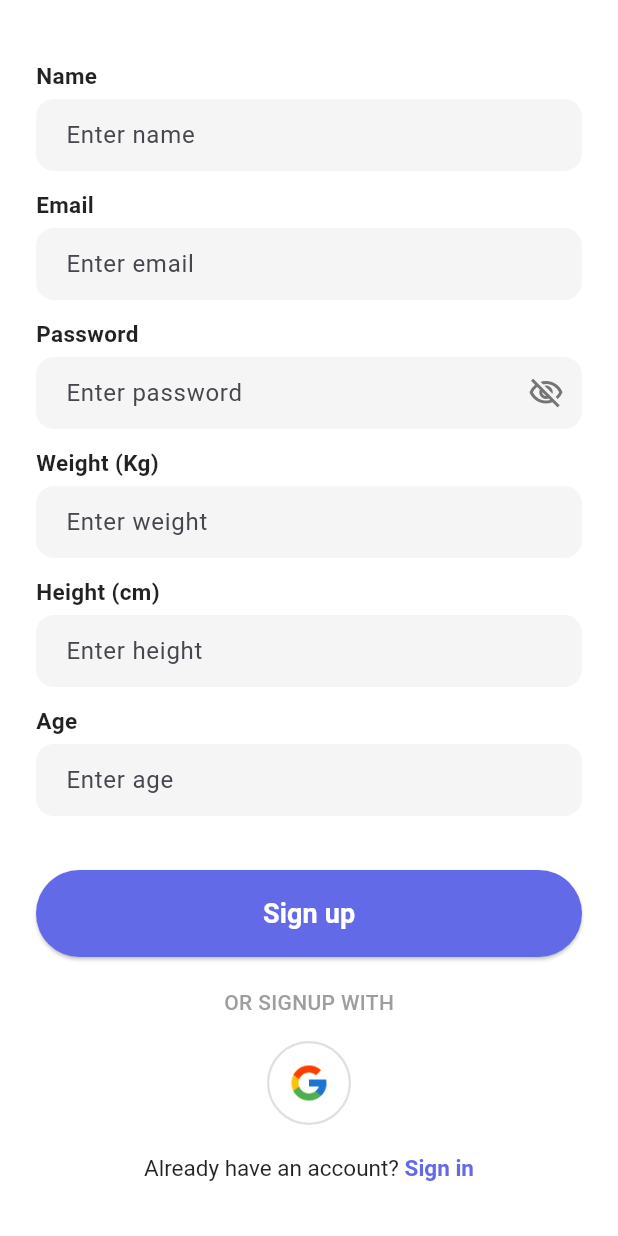
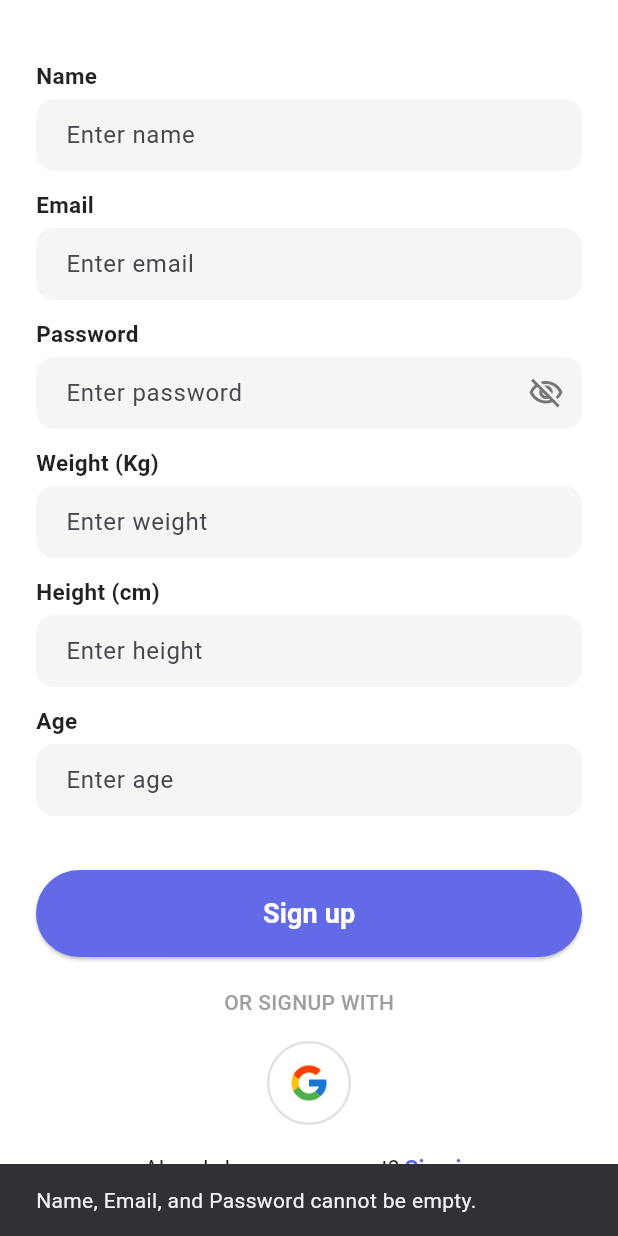
Before and after one commit to Chanukaa2002/IOT-Mobile, a Flutter app: the SignUpPage screen opened directly, after a tap on "Sign up", on a phone screen of 412 x 824 dp. Run offline on Flutter 3.47's test engine with Material 3 defaults, Android fonts, the phone set to English and light mode, and no system bars; our stand-ins replace cloud_firestore, firebase_auth, firebase_core, fl_chart, percent_indicator; accounts and stored records are empty.

Commit message:
finalize the full functional auth (sign in and sign up)

```diff
--- a/lib/features/auth/pages/signup_page.dart
+++ b/lib/features/auth/pages/signup_page.dart
@@ -1,6 +1,10 @@
+import 'dart:async';
+import 'package:flutter/gestures.dart';
 import 'package:flutter/material.dart';
-// Adjust this import path to point to your AppColors file
 import 'package:cw_app/core/utils/app_colors.dart';
+import 'package:cw_app/features/auth/services/auth_service.dart';
+import 'package:cw_app/features/client/widget/nav_widget.dart';
+import 'package:cw_app/features/auth/pages/login_page.dart';
 
 class SignUpPage extends StatefulWidget {
   const SignUpPage({super.key});
@@ -10,61 +14,157 @@ class SignUpPage extends StatefulWidget {
 }
 
 class _SignUpPageState extends State<SignUpPage> {
-  // State variable to toggle password visibility
   bool _isPasswordObscured = true;
+  bool _isLoading = false;
+
+  final AuthService _authService = AuthService();
+  late TapGestureRecognizer _signInRecognizer;
+
+  final TextEditingController _nameController = TextEditingController();
+  final TextEditingController _emailController = TextEditingController();
+  final TextEditingController _passwordController = TextEditingController();
+  final TextEditingController _weightController = TextEditingController();
+  final TextEditingController _heightController = TextEditingController();
+  final TextEditingController _ageController = TextEditingController();
+
+  @override
+  void initState() {
+    super.initState();
+    _signInRecognizer =
+        TapGestureRecognizer()
+          ..onTap = () {
+            Navigator.of(context).pushReplacement(
+              MaterialPageRoute(builder: (context) => const LoginPage()),
+            );
+          };
+  }
+
+  @override
+  void dispose() {
+    // Dispose all controllers and the recognizer to prevent memory leaks
+    _nameController.dispose();
+    _emailController.dispose();
+    _passwordController.dispose();
+    _weightController.dispose();
+    _heightController.dispose();
+    _ageController.dispose();
+    _signInRecognizer.dispose();
+    super.dispose();
+  }
+
+  void _handleSignUp() async {
+    // Basic validation
+    if (_nameController.text.isEmpty ||
+        _emailController.text.isEmpty ||
+        _passwordController.text.isEmpty) {
+      ScaffoldMessenger.of(context).showSnackBar(
+        const SnackBar(
+          content: Text("Name, Email, and Password cannot be empty."),
+        ),
+      );
+      return;
+    }
+
+    setState(() {
+      _isLoading = true;
+    });
+
+    try {
+      final user = await _authService
+          .signUpWithEmailAndPassword(
+            email: _emailController.text.trim(),
+            password: _passwordController.text.trim(),
+            name: _nameController.text.trim(),
+            weight: int.tryParse(_weightController.text.trim()) ?? 0,
+            height: int.tryParse(_heightController.text.trim()) ?? 0,
+            age: int.tryParse(_ageController.text.trim()) ?? 0,
+          )
+          .timeout(
+            const Duration(seconds: 45),
+          );
+
+      if (user != null) {
+        if (mounted) {
+          Navigator.of(context).pushReplacement(
+            MaterialPageRoute(builder: (context) => const NavWidget()),
+          );
+        }
+      }
+    } on TimeoutException catch (_) {
+      if (mounted) {
+        ScaffoldMessenger.of(context).showSnackBar(
+          const SnackBar(
+            content: Text(
+              "Connection timed out. Please check your internet and try again.",
+            ),
+          ),
+        );
+      }
+    } catch (e) {
+      if (mounted) {
+        ScaffoldMessenger.of(context).showSnackBar(
+          SnackBar(content: Text("An error occurred: ${e.toString()}")),
+        );
+      }
+    } finally {
+      if (mounted) {
+        setState(() {
+          _isLoading = false;
+        });
+      }
+    }
+  }
 
   @override
   Widget build(BuildContext context) {
     return Scaffold(
       backgroundColor: Colors.white,
-      // Use SingleChildScrollView to prevent overflow on smaller screens
       body: SingleChildScrollView(
         child: Padding(
           padding: const EdgeInsets.symmetric(horizontal: 24.0),
           child: Column(
             crossAxisAlignment: CrossAxisAlignment.start,
             children: [
-              // Top spacing - Further reduced
               const SizedBox(height: 40),
 
-              // --- FORM FIELDS ---
               _buildTextField(
                 label: "Name",
                 hint: "Enter name",
+                controller: _nameController,
                 keyboardType: TextInputType.name,
               ),
               _buildTextField(
                 label: "Email",
                 hint: "Enter email",
+                controller: _emailController,
                 keyboardType: TextInputType.emailAddress,
               ),
               _buildPasswordTextField(),
               _buildTextField(
                 label: "Weight (Kg)",
                 hint: "Enter weight",
+                controller: _weightController,
                 keyboardType: TextInputType.number,
               ),
               _buildTextField(
                 label: "Height (cm)",
                 hint: "Enter height",
+                controller: _heightController,
                 keyboardType: TextInputType.number,
               ),
               _buildTextField(
                 label: "Age",
                 hint: "Enter age",
+                controller: _ageController,
                 keyboardType: TextInputType.number,
               ),
 
-              // Spacing before button - Further reduced
               const SizedBox(height: 24),
 
-              // Sign Up Button
               SizedBox(
                 width: double.infinity,
                 child: ElevatedButton(
-                  onPressed: () {
-                    // TODO: Handle sign up logic
-                  },
+                  onPressed: _isLoading ? null : _handleSignUp,
                   style: ElevatedButton.styleFrom(
                     backgroundColor: AppColors.primaryBlue,
                     padding: const EdgeInsets.symmetric(vertical: 16),
@@ -72,7 +172,17 @@ class _SignUpPageState extends State<SignUpPage> {
                       borderRadius: BorderRadius.circular(50.0),
                     ),
                   ),
-                  child: const Text(
+                  child:
+                      _isLoading
+                          ? const SizedBox(
+                            height: 24,
+                            width: 24,
+                            child: CircularProgressIndicator(
+                              color: Colors.white,
+                              strokeWidth: 3,
+                            ),
+                          )
+                          : const Text(
                             "Sign up",
                             style: TextStyle(
                               fontSize: 18,
@@ -82,10 +192,8 @@ class _SignUpPageState extends State<SignUpPage> {
                           ),
                 ),
               ),
-              // Spacing after button - Further reduced
+
               const SizedBox(height: 20),
-
-              // "OR SIGNUP WITH" Divider
               const Center(
                 child: Text(
                   "OR SIGNUP WITH",
@@ -96,8 +204,6 @@ class _SignUpPageState extends State<SignUpPage> {
                 ),
               ),
               const SizedBox(height: 16),
-
-              // Google Login Button
               Center(
                 child: OutlinedButton(
                   onPressed: () {
@@ -111,11 +217,7 @@ class _SignUpPageState extends State<SignUpPage> {
                   child: Image.asset('lib/core/assets/google.png', height: 28),
                 ),
               ),
-
-              // Spacing before bottom text - Further reduced
               const SizedBox(height: 20),
-
-              // "Already have an account?" Text
               Center(
                 child: RichText(
                   text: TextSpan(
@@ -128,9 +230,7 @@ class _SignUpPageState extends State<SignUpPage> {
                           color: AppColors.primaryBlue,
                           fontWeight: FontWeight.bold,
                         ),
-                        // recognizer: TapGestureRecognizer()..onTap = () {
-                        //    TODO: Navigate back to Sign In page
-                        // },
+                        recognizer: _signInRecognizer,
                       ),
                     ],
                   ),
@@ -144,11 +244,11 @@ class _SignUpPageState extends State<SignUpPage> {
     );
   }
 
-  // Helper method to build a standard text field to reduce code repetition
   Widget _buildTextField({
     required String label,
     required String hint,
     required TextInputType keyboardType,
+    required TextEditingController controller,
   }) {
     return Column(
       crossAxisAlignment: CrossAxisAlignment.start,
@@ -161,8 +261,9 @@ class _SignUpPageState extends State<SignUpPage> {
             color: Colors.black87,
           ),
         ),
-        const SizedBox(height: 5), // Further reduced
+        const SizedBox(height: 5),
         TextField(
+          controller: controller,
           keyboardType: keyboardType,
           decoration: InputDecoration(
             hintText: hint,
@@ -172,20 +273,17 @@ class _SignUpPageState extends State<SignUpPage> {
               borderRadius: BorderRadius.circular(12.0),
               borderSide: BorderSide.none,
             ),
-            // Content padding - Further reduced to make field shorter
             contentPadding: const EdgeInsets.symmetric(
               vertical: 12,
               horizontal: 16,
             ),
           ),
         ),
-        // Spacing after field - Further reduced
         const SizedBox(height: 12),
       ],
     );
   }
 
-  // Helper method specifically for the password field
   Widget _buildPasswordTextField() {
     return Column(
       crossAxisAlignment: CrossAxisAlignment.start,
@@ -198,8 +296,9 @@ class _SignUpPageState extends State<SignUpPage> {
             color: Colors.black87,
           ),
         ),
-        const SizedBox(height: 5), // Further reduced
+        const SizedBox(height: 5),
         TextField(
+          controller: _passwordController,
           obscureText: _isPasswordObscured,
           decoration: InputDecoration(
             hintText: "Enter password",
@@ -209,7 +308,6 @@ class _SignUpPageState extends State<SignUpPage> {
               borderRadius: BorderRadius.circular(12.0),
               borderSide: BorderSide.none,
             ),
-            // Content padding - Further reduced to make field shorter
             contentPadding: const EdgeInsets.symmetric(
               vertical: 12,
               horizontal: 16,
@@ -229,7 +327,6 @@ class _SignUpPageState extends State<SignUpPage> {
             ),
           ),
         ),
-        // Spacing after field - Further reduced
         const SizedBox(height: 12),
       ],
     );
--- /dev/null
+++ b/lib/features/auth/services/auth_service.dart
@@ -0,0 +1,70 @@
+import 'package:firebase_auth/firebase_auth.dart';
+import 'package:cloud_firestore/cloud_firestore.dart';
+
+class AuthService {
+  //signup with email
+  Future<User?> signUpWithEmailAndPassword({
+    required String email,
+    required String password,
+    required String name,
+    required int weight,
+    required int height,
+    required int age,
+  }) async {
+    try {
+      final FirebaseAuth auth = FirebaseAuth.instance;
+      final FirebaseFirestore firestore = FirebaseFirestore.instance;
+
+      // 1. Create the user in Firebase Authentication
+      UserCredential userCredential = await auth.createUserWithEmailAndPassword(
+        email: email,
+        password: password,
+      );
+      User? user = userCredential.user;
+
+      // 2. If user creation is successful, store additional info in Firestore
+      if (user != null) {
+        // Use the instance we just created
+        await firestore.collection('users').doc(user.uid).set({
+          'uid': user.uid,
+          'name': name,
+          'email': email,
+          'weight': weight,
+          'height': height,
+          'age': age,
+          'createdAt': Timestamp.now(),
+        });
+      }
+      return user;
+    } on FirebaseAuthException catch (e) {
+      print("Firebase Auth Error: ${e.message}");
+      return null;
+    } catch (e) {
+      print("An unexpected error occurred: $e");
+      return null;
+    }
+  }
+
+  //signin with email
+  Future<User?> signInWithEmailAndPassword({
+    required String email,
+    required String password,
+  }) async {
+    try {
+      final FirebaseAuth auth = FirebaseAuth.instance;
+
+      UserCredential userCredential = await auth.signInWithEmailAndPassword(
+        email: email,
+        password: password,
+      );
+
+      return userCredential.user;
+    } on FirebaseAuthException catch (e) {
+      print("Firebase Auth Error: ${e.message}");
+      throw e; // Pass the error up to the UI
+    } catch (e) {
+      print("An unexpected error occurred: $e");
+      throw Exception('An unexpected error occurred.');
+    }
+  }
+}
--- a/lib/features/client/pages/goal_page.dart
+++ b/lib/features/client/pages/goal_page.dart
@@ -3,7 +3,6 @@ import 'package:percent_indicator/percent_indicator.dart';
 // Adjust these import paths if they are different in your project
 import 'package:cw_app/core/utils/app_colors.dart';
 import 'package:cw_app/features/client/pages/goal_setting_page.dart';
-import 'package:cw_app/core/utils/app_colors.dart';
 
 // Converted back to a StatefulWidget to handle future dynamic data
 class GoalsPage extends StatefulWidget {
```
Also changed, not shown: lib/features/auth/pages/login_page.dart (+111 -45 lines), lib/main.dart (+9 -4 lines), pubspec.yaml (+9 -0 lines), lib/firebase_options.dart, pubspec.lock, 4 other files. Lines whose indentation alone changed are shown as unchanged.
